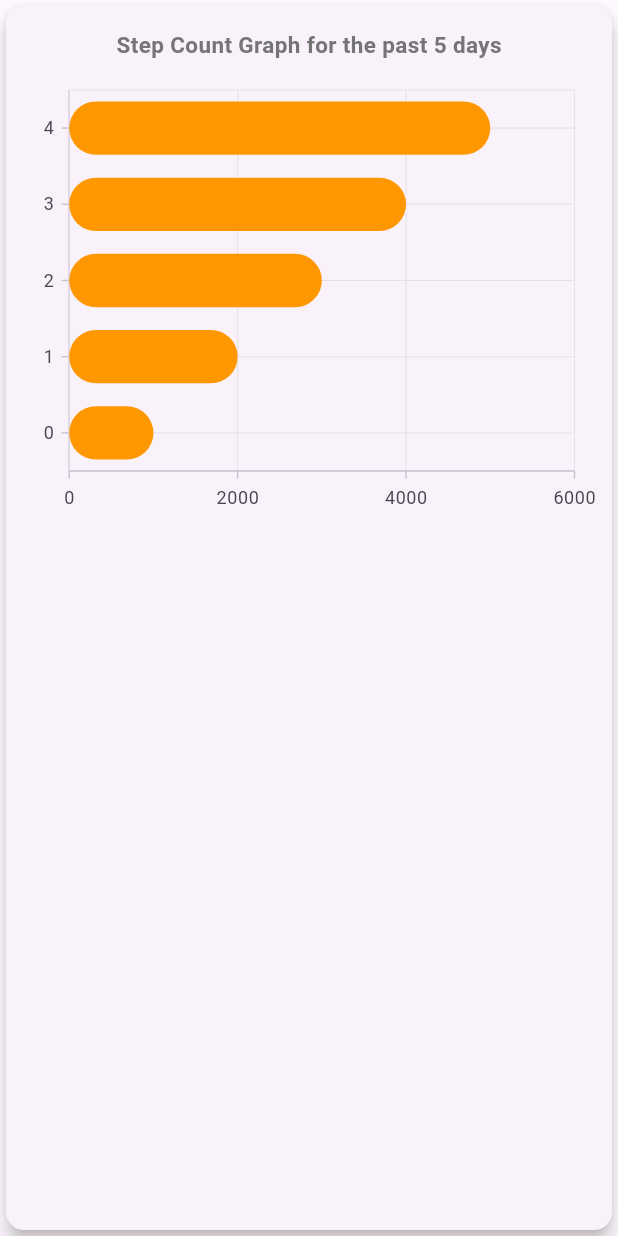
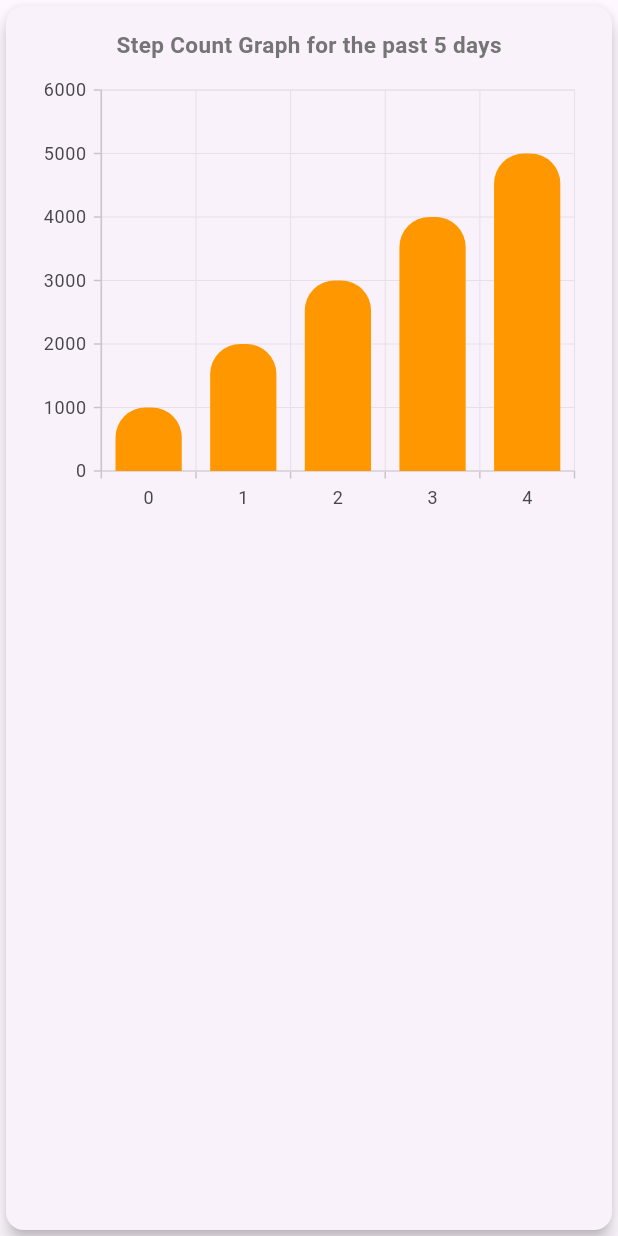
Before and after one commit to imshaaz21/Health_Companion_App, a Flutter app: the HealthChart widget shown alone on an empty page, opened directly, on a phone screen of 412 x 824 dp. Run offline on Flutter 3.47's test engine with Material 3 defaults, Android fonts, the phone set to English and light mode, and no system bars; our stand-ins replace shared_preferences, syncfusion_flutter_charts; accounts and stored records are empty.

Commit message:
Add HealthChart widget to display step count graph

```diff
--- a/lib/widgets/graph_card.dart
+++ b/lib/widgets/graph_card.dart
@@ -1,6 +1,8 @@
 import 'package:flutter/material.dart';
 import 'package:health_companion_app/models/health_data.dart';
+import 'package:health_companion_app/providers/step_counter_provider.dart';
 import 'package:intl/intl.dart';
+import 'package:provider/provider.dart';
 import 'package:syncfusion_flutter_charts/charts.dart';
 
 class HealthChart extends StatefulWidget {
@@ -14,9 +16,14 @@ class HealthChart extends StatefulWidget {
 
 class _HealthChartState extends State<HealthChart> {
   final List<String> _days = [];
+
   @override
   void initState() {
     super.initState();
+
+    debugPrint(Provider.of<StepCounterProvider>(context, listen: false)
+        .stepsMap
+        .toString());
 
     // Calculate day labels for the past 5 days (assuming today is Sunday)
     for (int i = 0; i < 5; i++) {
@@ -44,8 +51,10 @@ class _HealthChartState extends State<HealthChart> {
                     fontWeight: FontWeight.bold),
               ),
               const SizedBox(height: 10),
-              SfCartesianChart(series: <CartesianSeries>[
-                BarSeries<StepCountData, int>(
+              SfCartesianChart(
+                  primaryXAxis: const CategoryAxis(),
+                  series: <CartesianSeries>[
+                    ColumnSeries<StepCountData, int>(
                       dataSource: _days.map((day) {
                         final dayIndex = _days.indexOf(day);
                         final stepCount = widget.stepCounts.firstWhere(
@@ -55,8 +64,9 @@ class _HealthChartState extends State<HealthChart> {
                       }).toList(),
                       xValueMapper: (StepCountData data, _) => data.dayIndex,
                       yValueMapper: (StepCountData data, _) => data.stepCount,
-                  borderRadius: const BorderRadius.all(
-                    Radius.circular(20),
+                      borderRadius: const BorderRadius.only(
+                        topLeft: Radius.circular(20),
+                        topRight: Radius.circular(20),
                       ),
                       // isVisibleInLegend: true,
                       color: Colors.orange,
```
Lines whose indentation alone changed are shown as unchanged.
